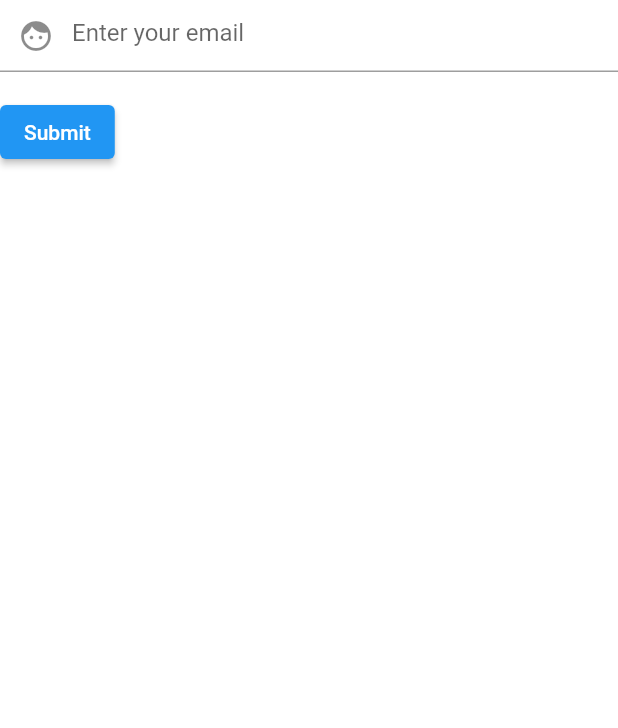
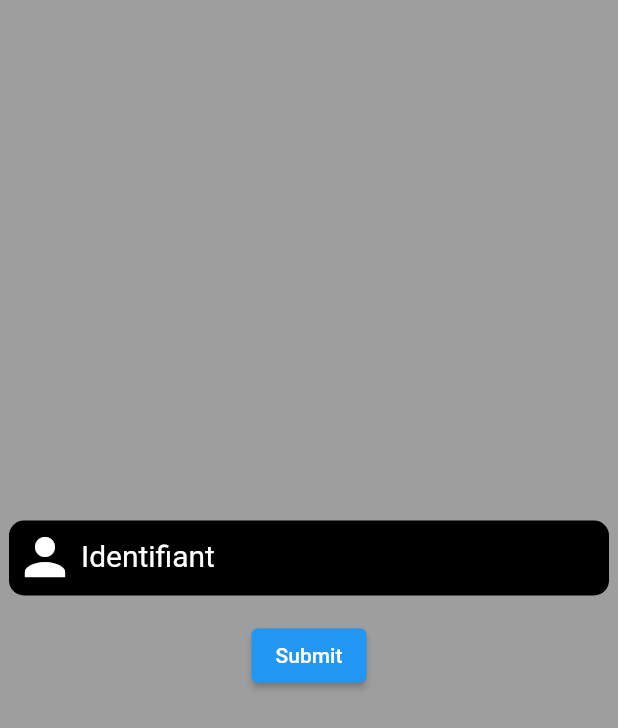
Before and after one commit to imaho-ivou/exoConnection, a Flutter app: the screen it shows after launch, on a phone screen of 412 x 824 dp. Shown: the top 728 px of the screen. Run offline on Flutter 3.47's test engine with Material 2 defaults, Android fonts, the phone set to English and light mode, and no system bars.

Commit message:
style TextFormField ok

```diff
--- a/lib/main.dart
+++ b/lib/main.dart
@@ -10,7 +10,7 @@ class MyApp extends StatelessWidget {
     return MaterialApp(
       debugShowCheckedModeBanner: false,
       home: Scaffold(
-        backgroundColor: Colors.white,
+        backgroundColor: Colors.grey,
         body: Login(),
       ),
     );
@@ -29,15 +29,32 @@ class _LoginState extends State<Login> {
   @override
   Widget build(BuildContext context) {
     return SafeArea(
+      child: Center(
         child: Form(
           key: _formKey,
           child: Column(
-          crossAxisAlignment: CrossAxisAlignment.start,
-          children: <Widget>[
-            TextFormField(
-              decoration: const InputDecoration(
-                prefixIcon: Icon(Icons.face),
-                hintText: 'Enter your email',
+            mainAxisAlignment: MainAxisAlignment.center,
+            children: [
+              Container(
+                width: 400,
+                height: 50,
+                decoration: BoxDecoration(
+                    color: Colors.black,
+                    borderRadius: BorderRadius.all(
+                      Radius.circular(10),
+                    )),
+                child: TextFormField(
+                  style: TextStyle(color: Colors.white, fontSize: 20),
+                  decoration: InputDecoration(
+                    border: InputBorder.none,
+                    fillColor: Colors.white,
+                    prefixIcon: Icon(
+                      Icons.person,
+                      size: 40,
+                      color: Colors.white,
+                    ),
+                    hintText: 'Identifiant',
+                    hintStyle: TextStyle(color: Colors.white),
                   ),
                   validator: (String? value) {
                     if (value == null || value.isEmpty) {
@@ -45,6 +62,7 @@ class _LoginState extends State<Login> {
                     }
                     return null;
                   },
+                ),
               ),
               Padding(
                 padding: const EdgeInsets.symmetric(vertical: 16.0),
@@ -62,6 +80,7 @@ class _LoginState extends State<Login> {
             ],
           ),
         ),
+      ),
     );
   }
 }
```
Lines whose indentation alone changed are shown as unchanged.
